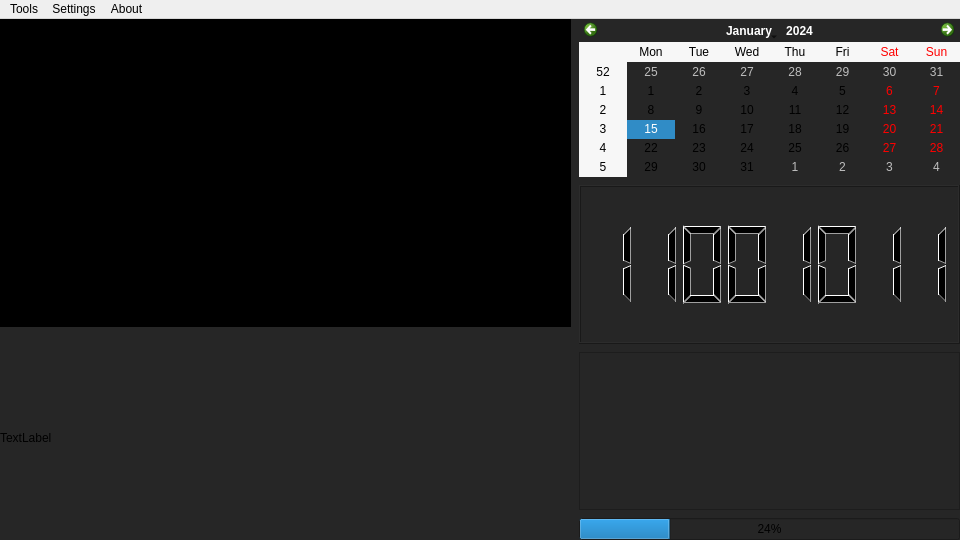
Qt form ui/mainwindow.ui (Azusain/Action-Recognition) before a commit.
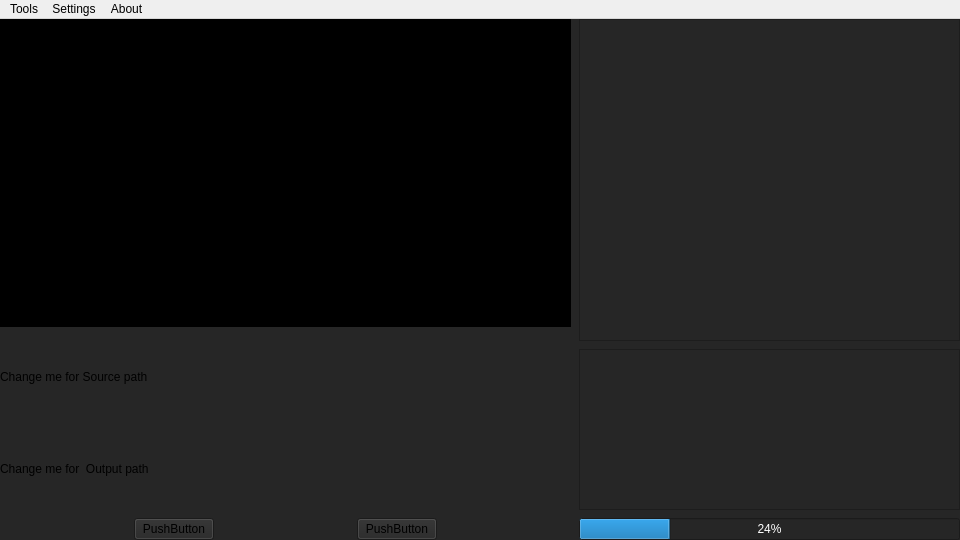
The same form after that commit.

Diff of the .ui file:
```diff
--- a/ui/mainwindow.ui
+++ b/ui/mainwindow.ui
@@ -87,43 +87,110 @@
          </widget>
         </item>
         <item>
-         <widget class="QLabel" name="label_2">
-          <property name="text">
-           <string>TextLabel</string>
-          </property>
-         </widget>
+         <layout class="QVBoxLayout" name="verticalLayout_4" stretch="1,1,1">
+          <item>
+           <layout class="QHBoxLayout" name="horizontalLayout_5">
+            <item>
+             <widget class="QLabel" name="label_2">
+              <property name="text">
+               <string>Change me for Source path</string>
+              </property>
+             </widget>
+            </item>
+           </layout>
+          </item>
+          <item>
+           <layout class="QHBoxLayout" name="horizontalLayout_2">
+            <item>
+             <widget class="QLabel" name="label_3">
+              <property name="text">
+               <string>Change me for  Output path</string>
+              </property>
+             </widget>
+            </item>
+           </layout>
+          </item>
+          <item>
+           <layout class="QHBoxLayout" name="horizontalLayout_4">
+            <item>
+             <spacer name="horizontalSpacer">
+              <property name="orientation">
+               <enum>Qt::Horizontal</enum>
+              </property>
+              <property name="sizeHint" stdset="0">
+               <size>
+                <width>40</width>
+                <height>20</height>
+               </size>
+              </property>
+             </spacer>
+            </item>
+            <item>
+             <widget class="QPushButton" name="pushButton">
+              <property name="sizePolicy">
+               <sizepolicy hsizetype="Minimum" vsizetype="Fixed">
+                <horstretch>0</horstretch>
+                <verstretch>0</verstretch>
+               </sizepolicy>
+              </property>
+              <property name="text">
+               <string>PushButton</string>
+              </property>
+             </widget>
+            </item>
+            <item>
+             <spacer name="horizontalSpacer_2">
+              <property name="orientation">
+               <enum>Qt::Horizontal</enum>
+              </property>
+              <property name="sizeHint" stdset="0">
+               <size>
+                <width>40</width>
+                <height>20</height>
+               </size>
+              </property>
+             </spacer>
+            </item>
+            <item>
+             <widget class="QPushButton" name="pushButton_2">
+              <property name="text">
+               <string>PushButton</string>
+              </property>
+             </widget>
+            </item>
+            <item>
+             <spacer name="horizontalSpacer_3">
+              <property name="orientation">
+               <enum>Qt::Horizontal</enum>
+              </property>
+              <property name="sizeHint" stdset="0">
+               <size>
+                <width>40</width>
+                <height>20</height>
+               </size>
+              </property>
+             </spacer>
+            </item>
+           </layout>
+          </item>
+         </layout>
         </item>
        </layout>
       </item>
       <item>
-       <layout class="QVBoxLayout" name="verticalLayout_3" stretch="2,2,2,1">
+       <layout class="QVBoxLayout" name="verticalLayout_3" stretch="4,2,1">
         <item>
-         <widget class="QCalendarWidget" name="calendarWidget"/>
-        </item>
-        <item>
-         <widget class="QLCDNumber" name="lcdNumber">
-          <property name="digitCount">
-           <number>8</number>
-          </property>
-          <property name="mode">
-           <enum>QLCDNumber::Bin</enum>
-          </property>
-          <property name="segmentStyle">
-           <enum>QLCDNumber::Filled</enum>
-          </property>
-          <property name="value" stdset="0">
-           <double>203.000000000000000</double>
-          </property>
-          <property name="intValue" stdset="0">
-           <number>203</number>
-          </property>
-         </widget>
+         <widget class="QListWidget" name="listWidget"/>
         </item>
         <item>
          <widget class="QGraphicsView" name="graphicsView"/>
         </item>
         <item>
          <widget class="QProgressBar" name="progressBar">
+          <property name="styleSheet">
+           <string notr="true">color: rgb(255, 255, 255);
+font: 9pt &quot;Cascadia Code&quot;;</string>
+          </property>
           <property name="value">
            <number>24</number>
           </property>
```
Left out of the diff: 19 changed lines with no effect on the pictures.
